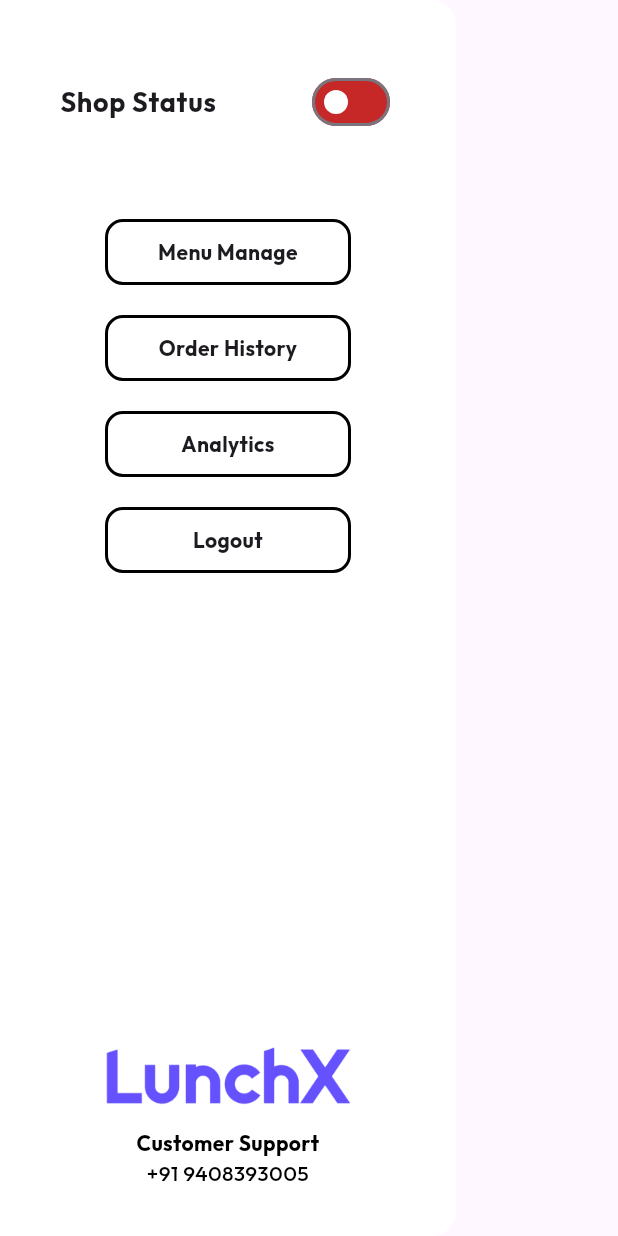
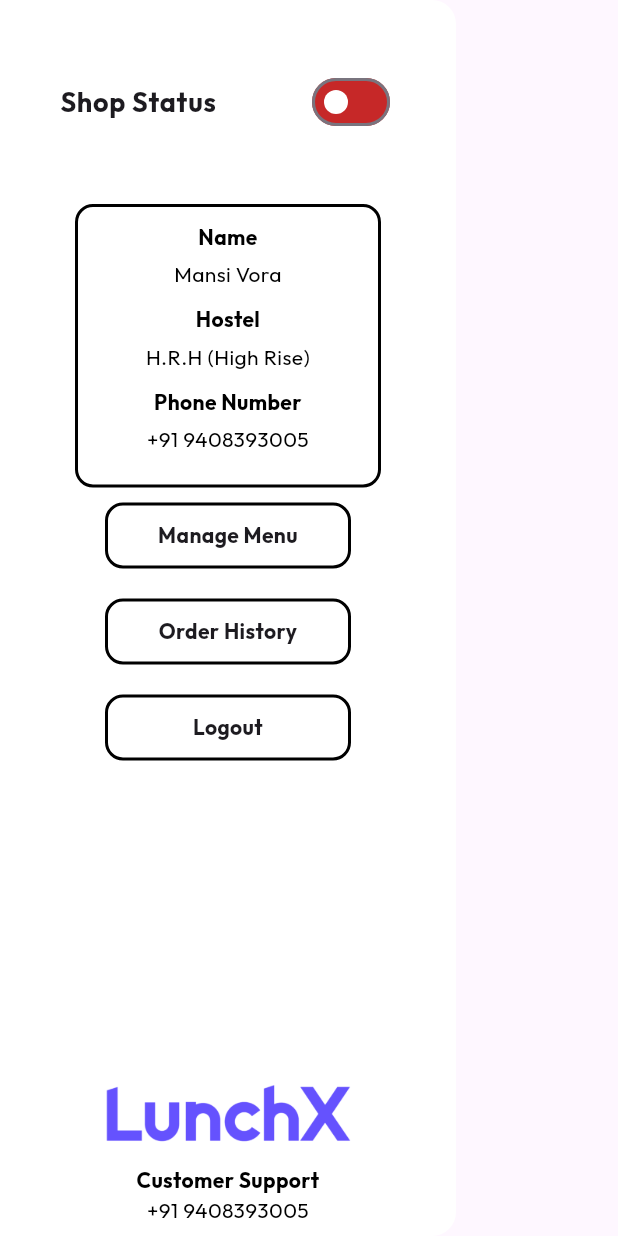
Before and after one commit to iNav-Labs/LunchX-Restaurant, a Flutter app: the YourDrawer widget shown alone on an empty page, opened directly with empty values, on a phone screen of 412 x 824 dp. Run offline on Flutter 3.47's test engine with Material 3 defaults, Android fonts, the phone set to English and light mode, and no system bars; our stand-ins replace cloud_firestore, firebase_auth, firebase_core, google_fonts, image_picker; accounts and stored records are empty.

Commit message:
now doing dynamic changes

```diff
--- a/lib/Details/canteen_registration.dart
+++ b/lib/Details/canteen_registration.dart
@@ -64,8 +64,8 @@ class CanteenRegistration extends StatelessWidget {
         context: context,
         builder: (BuildContext context) {
           return AlertDialog(
-            title: const Text('Success'),
-            content: const Text('Data stored successfully.'),
+            title: const Text('Canteen Registration'),
+            content: const Text('Your canteen registration is successfully done.'),
             actions: <Widget>[
               TextButton(
                 onPressed: () {
--- a/lib/canteen_dashboard.dart
+++ b/lib/canteen_dashboard.dart
@@ -1,4 +1,4 @@
-// ignore_for_file: library_private_types_in_public_api
+// ignore_for_file: library_private_types_in_public_api, unused_element
 
 import 'package:flutter/material.dart';
 import 'package:google_fonts/google_fonts.dart';
@@ -23,6 +23,36 @@ class YourDrawer extends StatefulWidget {
 }
 
 class _YourDrawerState extends State<YourDrawer> {
+  Widget _buildDrawerItem(
+      BuildContext context, String title, VoidCallback onTap) {
+    return GestureDetector(
+      onTap: onTap,
+      child: Container(
+        width: 30,
+        padding: const EdgeInsets.symmetric(horizontal: 70.0, vertical: 10.0),
+        child: Container(
+          padding: const EdgeInsets.symmetric(horizontal: 10.0, vertical: 10.0),
+          decoration: BoxDecoration(
+            color: Colors.white,
+            border: Border.all(
+              color: Colors.black,
+              width: 2.0,
+            ),
+            borderRadius: BorderRadius.circular(12.0),
+          ),
+          child: Text(
+            title,
+            style: GoogleFonts.outfit(
+              fontSize: 14,
+              fontWeight: FontWeight.bold,
+            ),
+            textAlign: TextAlign.center,
+          ),
+        ),
+      ),
+    );
+  }
+
   @override
   Widget build(BuildContext context) {
     return Drawer(
@@ -46,7 +76,28 @@ class _YourDrawerState extends State<YourDrawer> {
             inactiveTrackColor: Colors.red[800],
             inactiveThumbColor: Colors.white,
           ),
-          _buildDrawerItem(context, 'Menu Manage', () {
+          Container(
+            margin: const EdgeInsets.symmetric(horizontal: 50.0),
+            padding: const EdgeInsets.all(10.0),
+            decoration: BoxDecoration(
+              color: Colors.white,
+              border: Border.all(
+                color: Colors.black,
+                width: 2.0,
+              ),
+              borderRadius: BorderRadius.circular(12.0),
+            ),
+            child: Column(
+              mainAxisAlignment: MainAxisAlignment.center,
+              crossAxisAlignment: CrossAxisAlignment.center,
+              children: [
+                _buildPersonalDetails('Name', 'Mansi Vora'),
+                _buildPersonalDetails('Hostel', 'H.R.H (High Rise)'),
+                _buildPersonalDetails('Phone Number', '+91 9408393005'),
+              ],
+            ),
+          ),
+          _buildDrawerItem(context, 'Manage Menu', () {
             Navigator.pop(context);
             Navigator.push(
               context,
@@ -61,10 +112,6 @@ class _YourDrawerState extends State<YourDrawer> {
               MaterialPageRoute(builder: (context) => OrderHistoryScreen()),
             );
           }),
-          _buildDrawerItem(context, 'Analytics', () {
-            Navigator.pop(context);
-            // Handle analytics navigation
-          }),
           _buildDrawerItem(context, 'Logout', () {
             // Perform logout
             Navigator.pushAndRemoveUntil(
@@ -76,11 +123,11 @@ class _YourDrawerState extends State<YourDrawer> {
             );
           }),
           Container(
-            margin: const EdgeInsets.only(top: 300.0),
+            margin: const EdgeInsets.only(top: 200.0),
             child: Image.asset(
-              'assets/logo2.png',
+              'assets/logo2.png', // Adjust the path accordingly
               height: 50.0,
-              width: 50.0,
+              width: 40.0,
             ),
           ),
           const SizedBox(
@@ -95,11 +142,12 @@ class _YourDrawerState extends State<YourDrawer> {
             ),
             textAlign: TextAlign.center,
           ),
+          // "graby.go" text
           Text(
             '+91 9408393005',
             style: GoogleFonts.outfit(
               fontSize: 14,
-              fontWeight: FontWeight.w500,
+              fontWeight: FontWeight.w400,
               color: Colors.black,
             ),
             textAlign: TextAlign.center,
@@ -109,32 +157,30 @@ class _YourDrawerState extends State<YourDrawer> {
     );
   }
 
-  Widget _buildDrawerItem(
-      BuildContext context, String title, VoidCallback onTap) {
-    return GestureDetector(
-      onTap: onTap,
-      child: Container(
-        padding: const EdgeInsets.symmetric(horizontal: 70.0, vertical: 10.0),
-        child: Container(
-          padding: const EdgeInsets.symmetric(horizontal: 10.0, vertical: 10.0),
-          decoration: BoxDecoration(
-            color: Colors.white,
-            border: Border.all(
-              color: Colors.black,
-              width: 2.0,
-            ),
-            borderRadius: BorderRadius.circular(12.0),
+  Widget _buildPersonalDetails(String title, String value) {
+    return Column(
+      mainAxisAlignment: MainAxisAlignment.center,
+      crossAxisAlignment: CrossAxisAlignment.center,
+      children: [
+        Text(
+          title,
+          style: GoogleFonts.outfit(
+            fontWeight: FontWeight.bold,
+            color: Colors.black,
           ),
-          child: Text(
-            title,
-            style: GoogleFonts.outfit(
-              fontSize: 14,
-              fontWeight: FontWeight.bold,
-            ),
-            textAlign: TextAlign.center,
+          textAlign: TextAlign.center,
+        ),
+        const SizedBox(height: 5),
+        Text(
+          value,
+          style: GoogleFonts.outfit(
+            fontWeight: FontWeight.w400,
+            color: Colors.black,
           ),
+          textAlign: TextAlign.center,
         ),
-      ),
+        const SizedBox(height: 10),
+      ],
     );
   }
 }
--- a/lib/login.dart
+++ b/lib/login.dart
@@ -106,7 +106,7 @@ class _LoginState extends State<Login> {
             child: Align(
               alignment: Alignment.bottomCenter,
               child: Image.asset(
-                'assets/image4.png',
+                'assets/food2.png',
                 fit: BoxFit.cover,
                 width: double.infinity,
               ),
--- a/lib/menu_manager.dart
+++ b/lib/menu_manager.dart
@@ -23,7 +23,7 @@ class _MenuManagerScreenState extends State<MenuManagerScreen> {
       'description':
           'Veggie Burger in Every Bite: Crunchy Garden-fresh Goodness with our Signature Veg Burger!',
       'price': 79,
-      'image': 'assets/image5.png',
+      'image': 'assets/food3.png',
       'availibity': true,
     },
     {
@@ -31,7 +31,7 @@ class _MenuManagerScreenState extends State<MenuManagerScreen> {
       'description':
           'Savor the Taste of our Juicy Cheese Burger: Made with 100% Pure Beef and Topped with Melted Cheese!',
       'price': 99,
-      'image': 'assets/image5.png',
+      'image': 'assets/food3.png',
       'availibity': false,
     },
     {
@@ -39,7 +39,7 @@ class _MenuManagerScreenState extends State<MenuManagerScreen> {
       'description':
           'Grilled Chicken Sandwich: Soft Bread, Grilled Chicken Breast, Fresh Lettuce, Tomatoes, and Mayo.',
       'price': 129,
-      'image': 'assets/image5.png',
+      'image': 'assets/food3.png',
       'availibity': true,
     },
   ];
--- a/lib/splash_screen.dart
+++ b/lib/splash_screen.dart
@@ -44,7 +44,7 @@ class _SplashScreenState extends State<SplashScreen> {
           mainAxisAlignment: MainAxisAlignment.center,
           children: [
             Image.asset(
-              'assets/logo.png', // Adjust the path accordingly
+              'assets/logo1.png', // Adjust the path accordingly
               width: 250.0, // Adjust the size of the image
               height: 250.0,
             ),
```
Also changed, not shown: lib/signup.dart (+4 -5 lines), pubspec.yaml (+4 -4 lines), assets/food1.png (renamed from assets/image3.png), assets/food2.png (renamed from assets/image4.png), assets/food3.png (renamed from assets/image5.png), assets/logo1.png (renamed from assets/logo.png).
